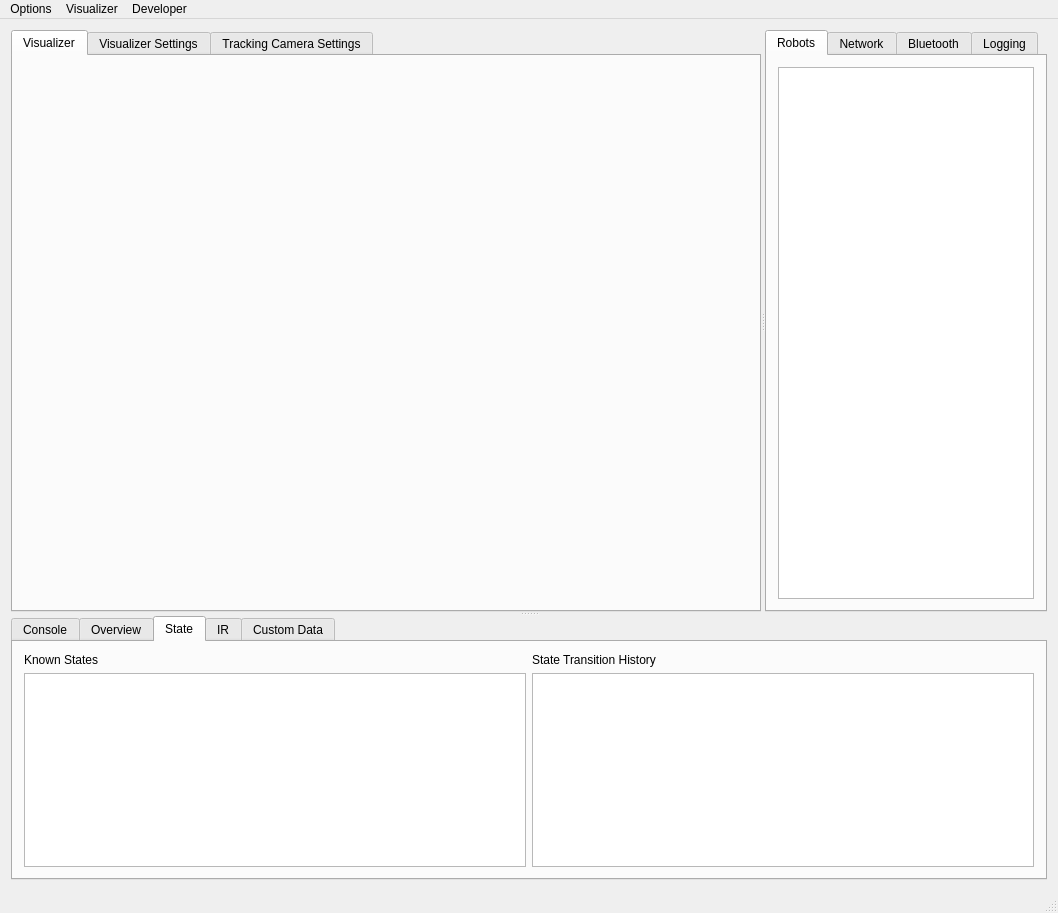
Above: Application/UI/mainwindow.ui from yorkrobotlab/ardebug before the change. Below: the same form after it.
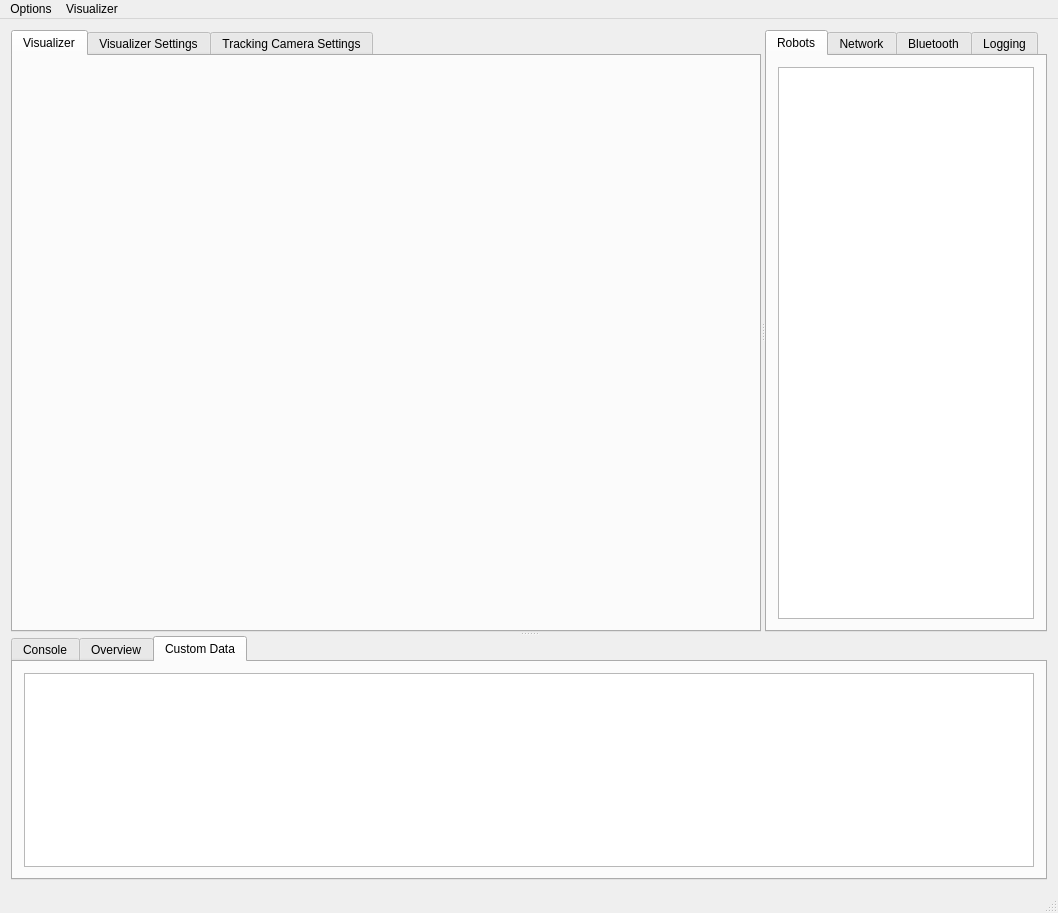
That is the form after the change. The open tabs and pages were chosen to show the change.

The edit to the form file:
```diff
--- a/Application/UI/mainwindow.ui
+++ b/Application/UI/mainwindow.ui
@@ -2,6 +2,9 @@
 <ui version="4.0">
  <class>MainWindow</class>
  <widget class="QMainWindow" name="MainWindow">
+  <property name="enabled">
+   <bool>true</bool>
+  </property>
   <property name="geometry">
    <rect>
     <x>0</x>
@@ -533,64 +536,6 @@
          </item>
         </layout>
        </widget>
-       <widget class="QWidget" name="stateTab">
-        <attribute name="title">
-         <string>State</string>
-        </attribute>
-        <layout class="QHBoxLayout" name="horizontalLayout">
-         <item>
-          <layout class="QFormLayout" name="formLayout_4">
-           <property name="sizeConstraint">
-            <enum>QLayout::SetDefaultConstraint</enum>
-           </property>
-           <item row="0" column="0">
-            <widget class="QLabel" name="label_14">
-             <property name="sizePolicy">
-              <sizepolicy hsizetype="Minimum" vsizetype="Preferred">
-               <horstretch>0</horstretch>
-               <verstretch>0</verstretch>
-              </sizepolicy>
-             </property>
-             <property name="maximumSize">
-              <size>
-               <width>200</width>
-               <height>16777215</height>
-              </size>
-             </property>
-             <property name="text">
-              <string>Known States</string>
-             </property>
-             <property name="alignment">
-              <set>Qt::AlignLeading|Qt::AlignLeft|Qt::AlignVCenter</set>
-             </property>
-            </widget>
-           </item>
-           <item row="1" column="0" colspan="2">
-            <widget class="QListView" name="stateList"/>
-           </item>
-          </layout>
-         </item>
-         <item>
-          <layout class="QFormLayout" name="formLayout_5">
-           <item row="0" column="0">
-            <widget class="QLabel" name="label_15">
-             <property name="text">
-              <string>State Transition History</string>
-             </property>
-            </widget>
-           </item>
-           <item row="1" column="0" colspan="2">
-            <widget class="QListView" name="stateTransitionList"/>
-           </item>
-          </layout>
-         </item>
-        </layout>
-       </widget>
-       <widget class="QWidget" name="proximityTab">
-        <attribute name="title">
-         <string>IR</string>
-        </attribute>
-       </widget>
        <widget class="QWidget" name="customDataTab">
         <attribute name="title">
          <string>Custom Data</string>
@@ -612,7 +557,7 @@
      <x>0</x>
      <y>0</y>
      <width>1058</width>
-     <height>25</height>
+     <height>22</height>
     </rect>
    </property>
    <widget class="QMenu" name="menuFile">
@@ -627,15 +572,8 @@
     </property>
     <addaction name="actionEnable_Video"/>
    </widget>
-   <widget class="QMenu" name="menuDeveloper">
-    <property name="title">
-     <string>Developer</string>
-    </property>
-    <addaction name="actionTesting_Window"/>
-   </widget>
    <addaction name="menuFile"/>
    <addaction name="menuVisualizer"/>
-   <addaction name="menuDeveloper"/>
   </widget>
   <widget class="QStatusBar" name="statusBar"/>
   <action name="actionExit">
```
Left out of the diff: 7 changed lines with no effect on the pictures.
